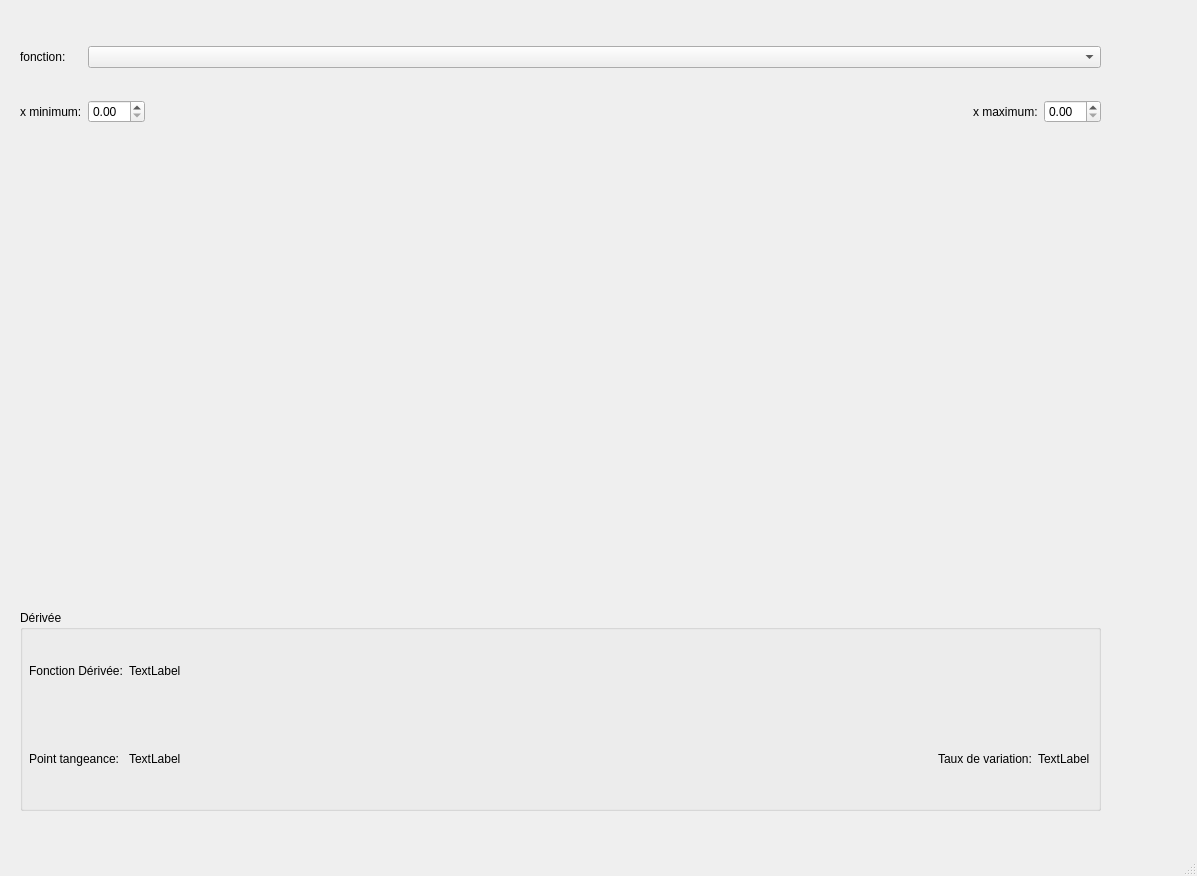
This is tp2derivee.ui in Jean-ChristopheGagne/TP2-Fonctions-derives as Qt 5 draws it before an edit. The edited form follows.
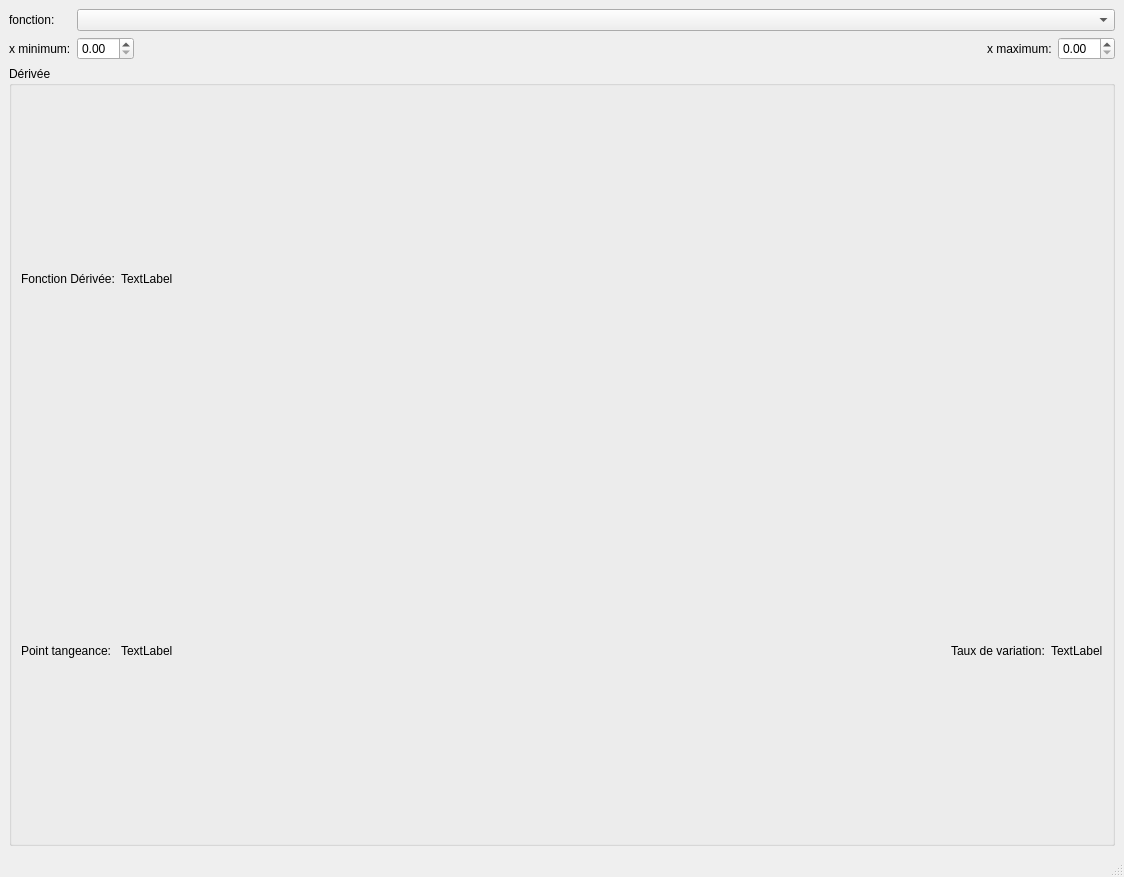
This is the edited form.

What changed in the file:
```diff
--- a/tp2derivee.ui
+++ b/tp2derivee.ui
@@ -6,23 +6,16 @@
    <rect>
     <x>0</x>
     <y>0</y>
-    <width>1197</width>
-    <height>876</height>
+    <width>1124</width>
+    <height>877</height>
    </rect>
   </property>
   <property name="windowTitle">
    <string>MainWindow</string>
   </property>
   <widget class="QWidget" name="centralwidget">
-   <widget class="QWidget" name="gridLayoutWidget_2">
-    <property name="geometry">
-     <rect>
-      <x>20</x>
-      <y>20</y>
-      <width>1081</width>
-      <height>131</height>
-     </rect>
-    </property>
+   <layout class="QVBoxLayout" name="verticalLayout_3">
+    <item>
     <layout class="QGridLayout" name="gridLayout_2">
      <item row="1" column="4">
       <widget class="QDoubleSpinBox" name="doubleSpinBox"/>
@@ -68,16 +61,11 @@
       </spacer>
      </item>
     </layout>
-   </widget>
-   <widget class="QWidget" name="verticalLayoutWidget">
-    <property name="geometry">
-     <rect>
-      <x>20</x>
-      <y>610</y>
-      <width>1081</width>
-      <height>201</height>
-     </rect>
-    </property>
+    </item>
+    <item>
+     <layout class="QVBoxLayout" name="canvas"/>
+    </item>
+    <item>
     <layout class="QVBoxLayout" name="verticalLayout">
      <item>
       <layout class="QGridLayout" name="gridLayout">
@@ -86,15 +74,8 @@
          <property name="title">
           <string>Dérivée</string>
          </property>
-         <widget class="QWidget" name="gridLayoutWidget_3">
-          <property name="geometry">
-           <rect>
-            <x>9</x>
-            <y>19</y>
-            <width>1061</width>
-            <height>171</height>
-           </rect>
-          </property>
+          <layout class="QGridLayout" name="gridLayout_6">
+           <item row="0" column="0">
           <layout class="QGridLayout" name="gridLayout_3">
            <item row="1" column="1">
             <widget class="QLabel" name="labelTangeance">
@@ -152,20 +133,22 @@
             </widget>
            </item>
           </layout>
+           </item>
+          </layout>
          </widget>
-        </widget>
        </item>
       </layout>
      </item>
     </layout>
-   </widget>
+    </item>
+   </layout>
   </widget>
   <widget class="QMenuBar" name="menubar">
    <property name="geometry">
     <rect>
      <x>0</x>
      <y>0</y>
-     <width>1197</width>
+     <width>1124</width>
      <height>33</height>
     </rect>
    </property>
```
Lines whose indentation alone changed are shown as unchanged.
